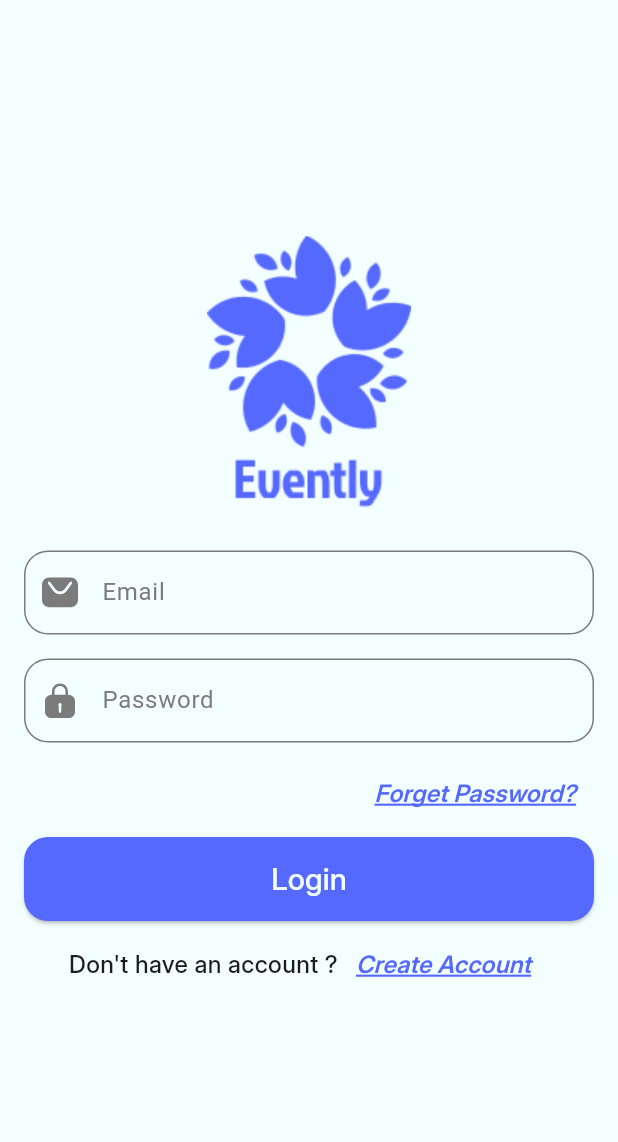
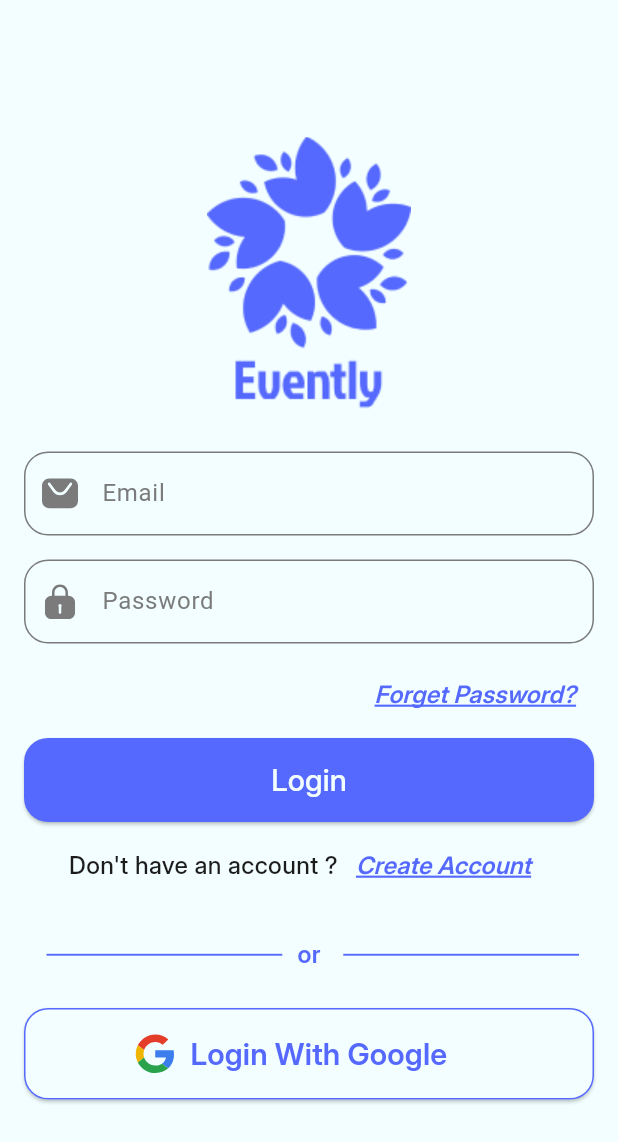
Before and after one commit to sma826/evently_app, a Flutter app: the LoginScreen screen opened directly, on a phone screen of 412 x 824 dp. Shown: the top 1142 px of the screen. Run offline on Flutter 3.47's test engine with Material 3 defaults, Android fonts, the phone set to English and light mode, and no system bars; our stand-ins replace cloud_firestore, firebase_auth, firebase_core, flutter_svg, google_sign_in, smooth_page_indicator; accounts and stored records are empty.

Commit message:
* implement google sign in logic

```diff
--- /dev/null
+++ b/lib/firebase_service.dart
@@ -0,0 +1,5 @@
+import 'package:evently_application/models/event_model.dart';
+
+class FirebaseService {
+  static void createEvent(EventModel event) {}
+}
--- a/lib/main.dart
+++ b/lib/main.dart
@@ -1,5 +1,5 @@
 import 'package:evently_application/core/constants/app_theme_style.dart';
-import 'package:evently_application/modules/home%20screen/home_screen.dart';
+import 'package:evently_application/modules/authentication/login_screen.dart';
 import 'package:firebase_core/firebase_core.dart';
 import 'package:flutter/material.dart';
 
@@ -40,7 +40,7 @@ class MyApp extends StatelessWidget {
       //   RegisterScreen.routeName: (_) => RegisterScreen(),
       //   CreateEventScreen.routeName : (_) => CreateEventScreen(),
       // },
-      home: HomeScreen(),
+      home: LoginScreen(),
       theme: AppTheme.lightTheme,
       darkTheme: AppTheme.darkTheme,
       themeMode: ThemeMode.light,
--- a/lib/modules/authentication/login_screen.dart
+++ b/lib/modules/authentication/login_screen.dart
@@ -2,9 +2,14 @@ import 'package:evently_application/core/constants/app_assets.dart';
 import 'package:evently_application/core/constants/app_colors.dart';
 import 'package:evently_application/modules/authentication/forget_password_screen.dart';
 import 'package:evently_application/modules/authentication/register_screen.dart';
+import 'package:evently_application/modules/home%20screen/home_screen.dart';
 import 'package:evently_application/widgets/elevated_button.dart';
 import 'package:evently_application/widgets/text_form_field.dart';
+import 'package:firebase_auth/firebase_auth.dart';
 import 'package:flutter/material.dart';
+import 'package:flutter_svg/flutter_svg.dart';
+import 'package:google_sign_in/google_sign_in.dart';
+
 
 class LoginScreen extends StatefulWidget {
   static const String routeName = '/login';
@@ -19,6 +24,23 @@ class _LoginScreenState extends State<LoginScreen> {
   TextEditingController emailController = TextEditingController();
   TextEditingController passwordController = TextEditingController();
 
+  Future signInWithGoogle(BuildContext context) async {
+    final GoogleSignInAccount? googleUser = await GoogleSignIn().signIn();
+    if (googleUser == null) return null;
+
+    final GoogleSignInAuthentication? googleAuth = await googleUser
+        ?.authentication;
+
+    final credential = GoogleAuthProvider.credential(
+      accessToken: googleAuth?.accessToken,
+      idToken: googleAuth?.idToken,
+    );
+
+    await FirebaseAuth.instance.signInWithCredential(credential);
+    Navigator.of(context).push(
+        MaterialPageRoute(builder: (context) => HomeScreen()));
+    // Navigator.push(context, MaterialPageRoute(builder: (context)=>ForgetPasswordScreen()));
+  }
 
   @override
   Widget build(BuildContext context) {
@@ -105,7 +127,66 @@ class _LoginScreenState extends State<LoginScreen> {
                       )
                   )
                 ],
-              )
+              ),
+              SizedBox(height: 24,),
+              Row(
+                children: [
+                  Expanded(
+                      child: Divider(
+                        color: AppColors.primaryColor,
+                        indent: 15,
+                        endIndent: 10,
+                        thickness: 1.25,
+                      )
+                  ),
+                  Text("or",
+                    style: TextStyle(
+                      color: AppColors.primaryColor,
+                      fontSize: 16,
+                      fontWeight: FontWeight.w600,
+                      fontFamily: 'Inter',
+                    ),
+                  ),
+                  Expanded(
+                      child: Divider(
+                        color: AppColors.primaryColor,
+                        indent: 15,
+                        endIndent: 10,
+                        thickness: 1.25,
+                      )
+                  ),
+                ],
+              ),
+              SizedBox(height: 24,),
+              ElevatedButton(
+                  style: ElevatedButton.styleFrom(
+                      backgroundColor: AppColors.backgroundLight,
+                      padding: EdgeInsets.symmetric(
+                          horizontal: 74, vertical: 16),
+                      shape: RoundedRectangleBorder(
+                          borderRadius: BorderRadius.circular(16),
+                          side: BorderSide(
+                            color: AppColors.primaryColor,
+                            width: 1,
+                          )
+                      )
+                  ),
+                  onPressed: () => signInWithGoogle(context),
+                  child: Row(
+                    children: [
+                      SvgPicture.asset("assets/icons/google.svg"),
+                      SizedBox(width: 10,),
+                      Text("Login With Google",
+                          style: TextStyle(
+                            fontSize: 20,
+                            fontWeight: FontWeight.w600,
+                            fontFamily: 'Inter',
+                            color: AppColors.primaryColor,
+                          )
+                      )
+                    ],
+                  )
+              ),
             ],
           ),
         ),
--- a/lib/taps/profile/profile_tap.dart
+++ b/lib/taps/profile/profile_tap.dart
@@ -1,6 +1,7 @@
 import 'package:evently_application/core/constants/app_colors.dart';
 import 'package:evently_application/taps/profile/profile_header.dart';
 import 'package:flutter/material.dart';
+import 'package:google_sign_in/google_sign_in.dart';
 
 class ProfileTab extends StatefulWidget {
   const ProfileTab({super.key});
@@ -139,7 +140,10 @@ class _ProfileTabState extends State<ProfileTab> {
         Padding(
           padding: const EdgeInsets.symmetric(horizontal: 16),
           child: ElevatedButton(
-            onPressed: () {},
+            onPressed: () {
+              GoogleSignIn googleSignIn = GoogleSignIn();
+              googleSignIn.disconnect();
+            },
             style: ElevatedButton.styleFrom(
               // padding: EdgeInsets.symmetric(horizontal: 156,vertical: 16),
               fixedSize: Size(MediaQuery
--- a/pubspec.yaml
+++ b/pubspec.yaml
@@ -21,6 +21,7 @@ dependencies:
   firebase_core: ^3.15.2
   firebase_auth: ^5.7.0
   cloud_firestore: ^5.6.12
+  google_sign_in: ^6.2.1
   flutter_svg: ^2.2.0
 
 dev_dependencies:
```
Also changed, not shown: lib/models/event_model.dart (added, +38 -0 lines), assets/icons/google.svg (added), pubspec.lock, 1 other file.
